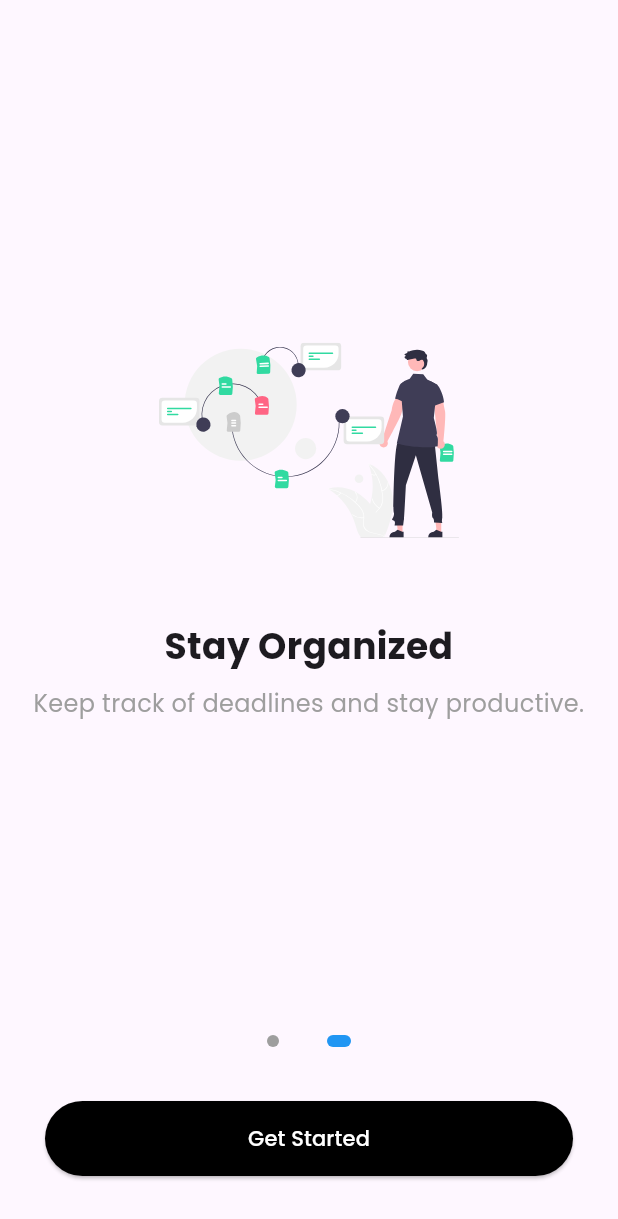
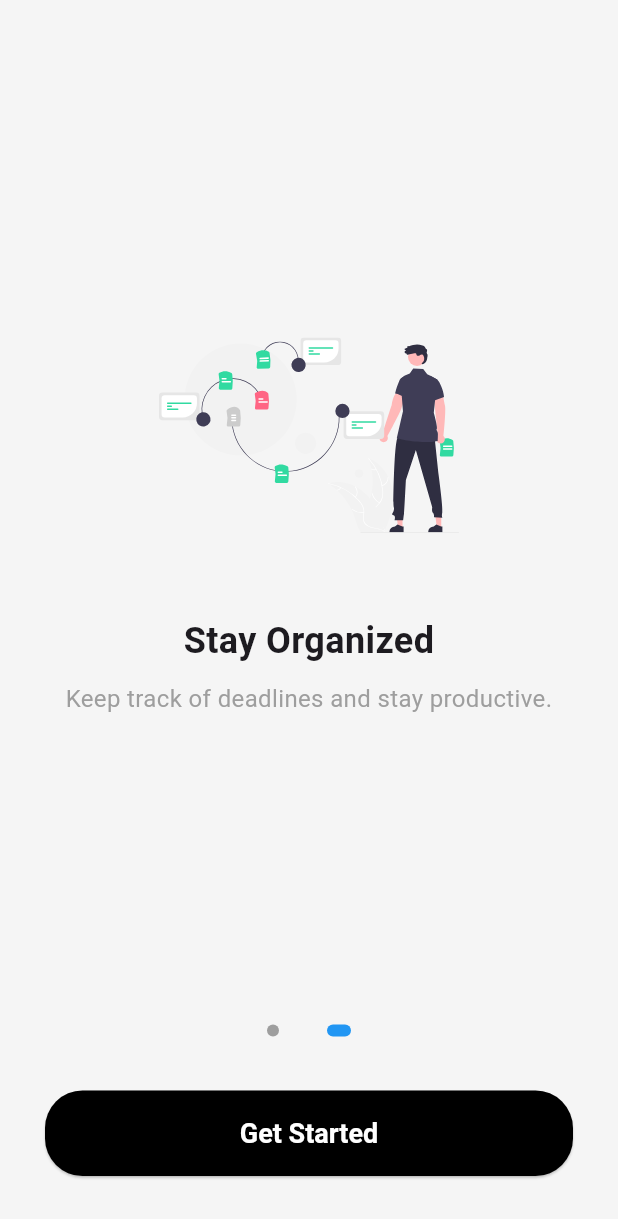
Before and after one commit to nirakar007/vignette_mobile, a Flutter app: the screen it shows after launch, swiped to page 2, on a phone screen of 412 x 824 dp. Shown: the top 1219 px of the screen. Run offline on Flutter 3.47's test engine with Material 3 defaults, Android fonts, the phone set to English and light mode, and no system bars; our stand-ins replace flutter_svg, local_auth, shared_preferences; Roboto replaces fonts that are missing (Montserrat-Regular).

```diff
--- a/lib/app.dart
+++ b/lib/app.dart
@@ -1,11 +1,11 @@
 import 'package:flutter/material.dart';
-import 'package:google_fonts/google_fonts.dart';
 import 'package:provider/provider.dart';
 import 'package:shared_preferences/shared_preferences.dart';
+import 'package:vignette__mobile/core/app_theme/app_theme.dart';
 import 'package:vignette__mobile/screens/dashboard.dart';
 import 'package:vignette__mobile/screens/login_screen.dart';
+import 'package:vignette__mobile/screens/onboarding_screen.dart'; // Add this import
 import 'package:vignette__mobile/screens/registration_screen.dart';
-import 'package:vignette__mobile/screens/onboarding_screen.dart'; // Add this import
 import 'package:vignette__mobile/screens/returning_login_screen.dart';
 import 'package:vignette__mobile/viewmodel/login_viewmodel.dart';
 import 'package:vignette__mobile/viewmodel/registration_viewmodel.dart';
@@ -50,12 +50,7 @@ class MyApp extends StatelessWidget {
           ],
           child: MaterialApp(
             title: 'Vignette',
-            theme: ThemeData(
-              textTheme:
-                  GoogleFonts.poppinsTextTheme(Theme.of(context).textTheme),
-              primaryTextTheme: GoogleFonts.poppinsTextTheme(
-                  Theme.of(context).primaryTextTheme),
-            ),
+            theme: getApplicationTheme(),
             debugShowCheckedModeBanner: false,
             initialRoute: initialRoute,
             routes: {
--- /dev/null
+++ b/lib/core/app_theme/app_theme.dart
@@ -0,0 +1,25 @@
+import 'dart:math';
+
+import 'package:flutter/material.dart';
+
+ThemeData getApplicationTheme() {
+  return ThemeData(
+      fontFamily: 'Montserrat-Regular',
+      primarySwatch: Colors.blue,
+      scaffoldBackgroundColor: Colors.grey[100],
+      elevatedButtonTheme: ElevatedButtonThemeData(
+          style: ElevatedButton.styleFrom(
+              elevation: sqrt1_2,
+              padding: const EdgeInsets.all(18),
+              textStyle: const TextStyle(
+                fontSize: 18,
+                color: Colors.white,
+                fontWeight: FontWeight.w700,
+                fontFamily: 'Montserrat-Regular',
+              ),
+              backgroundColor: const Color(0xFF6875C8),
+              foregroundColor: Colors.white,
+              shape: RoundedRectangleBorder(
+                borderRadius: BorderRadius.circular(5),
+              ))));
+}
--- /dev/null
+++ b/lib/core/common/snackBar.dart
@@ -0,0 +1,17 @@
+// pass build context to choose to show messages in specific screens
+import 'package:flutter/material.dart';
+
+showMySnackBar({
+  required BuildContext context,
+  required String message,
+  Color? color,
+}){
+  ScaffoldMessenger.of(context).showSnackBar(
+      SnackBar(
+        content: Text(message),
+        backgroundColor: color ?? Colors.green,
+        duration: const Duration(seconds: 1),
+        behavior: SnackBarBehavior.floating,
+      )
+  );
+}
```
Also changed, not shown: lib/screens/home_screen.dart (+140 -2 lines), pubspec.yaml (+14 -9 lines).
